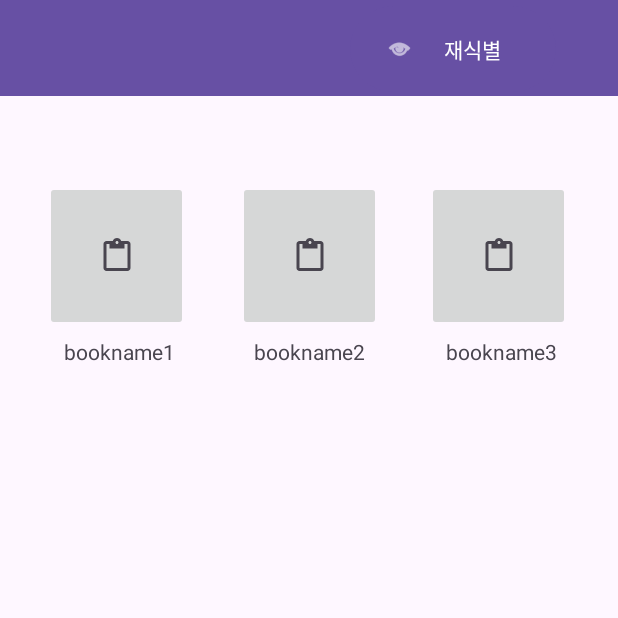
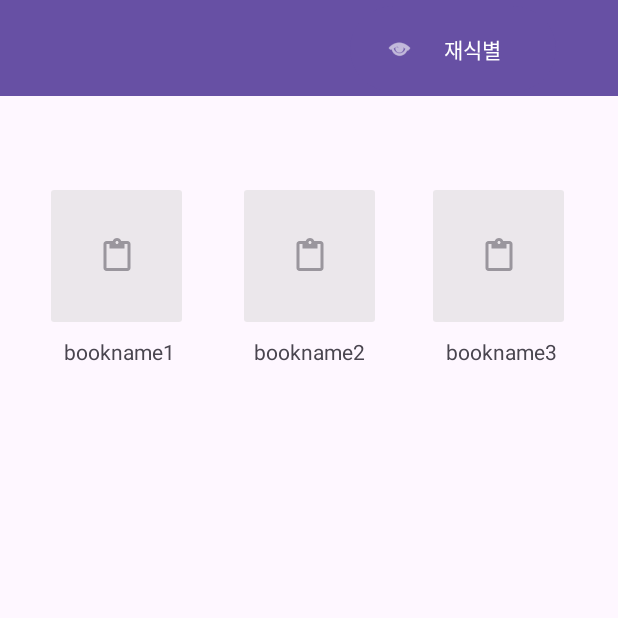
Before and after one commit to babyhuynwoo/EYE_SMART, an Android app: the BookSelectionActivity screen opened directly, with no data from a screen before it, on a phone screen of 412 x 824 dp, the top half of it. Run offline under Robolectric (Android 15) with nearby library versions, the phone set to English and light mode, and no system bars; libraries missing offline, so code that uses them is left out: camp.visual.eyedid; 2 statements that could not run were skipped.

Commit message:
BookSelectionActivity 게이지바 버튼 이벤트 활성화 추가

```diff
--- a/app/src/main/res/layout/activity_bookshelf.xml
+++ b/app/src/main/res/layout/activity_bookshelf.xml
@@ -1,5 +1,6 @@
 <?xml version="1.0" encoding="utf-8"?>
-<androidx.constraintlayout.widget.ConstraintLayout xmlns:android="http://schemas.android.com/apk/res/android"
+<androidx.constraintlayout.widget.ConstraintLayout
+    xmlns:android="http://schemas.android.com/apk/res/android"
     xmlns:app="http://schemas.android.com/apk/res-auto"
     xmlns:tools="http://schemas.android.com/tools"
     android:id="@+id/main"
@@ -22,7 +23,8 @@
         app:layout_constraintStart_toEndOf="@+id/book2"
         app:layout_constraintTop_toBottomOf="@+id/toolbar_top2"
         app:layout_constraintVertical_bias="0.086"
-        app:srcCompat="?attr/actionModePasteDrawable" />
+        app:srcCompat="?attr/actionModePasteDrawable"
+        android:alpha="0.5"/>
 
     <androidx.appcompat.widget.Toolbar
         android:id="@+id/toolbar_top2"
@@ -41,7 +43,8 @@
         app:layout_constraintStart_toStartOf="parent"
         app:layout_constraintTop_toBottomOf="@+id/toolbar_top2"
         app:layout_constraintVertical_bias="0.086"
-        app:srcCompat="?attr/actionModePasteDrawable" />
+        app:srcCompat="?attr/actionModePasteDrawable"
+        android:alpha="0.5"/>
 
     <ImageButton
         android:id="@+id/book2"
@@ -52,7 +55,47 @@
         app:layout_constraintStart_toStartOf="parent"
         app:layout_constraintTop_toBottomOf="@+id/toolbar_top2"
         app:layout_constraintVertical_bias="0.086"
-        app:srcCompat="?attr/actionModePasteDrawable" />
+        app:srcCompat="?attr/actionModePasteDrawable"
+        android:alpha="0.5"/>
+
+    <!-- ProgressBar for Book1 -->
+    <ProgressBar
+        android:id="@+id/progressBarBook1"
+        android:layout_width="50dp"
+        android:layout_height="10dp"
+        android:visibility="gone"
+        app:layout_constraintBottom_toTopOf="@+id/book1"
+        app:layout_constraintHorizontal_bias="0.5"
+        app:layout_constraintStart_toStartOf="@+id/book1"
+        app:layout_constraintEnd_toEndOf="@+id/book1"
+        android:layout_marginBottom="5dp"
+        style="?android:attr/progressBarStyleHorizontal" />
+
+    <!-- ProgressBar for Book2 -->
+    <ProgressBar
+        android:id="@+id/progressBarBook2"
+        android:layout_width="50dp"
+        android:layout_height="10dp"
+        android:visibility="gone"
+        app:layout_constraintBottom_toTopOf="@+id/book2"
+        app:layout_constraintHorizontal_bias="0.5"
+        app:layout_constraintStart_toStartOf="@+id/book2"
+        app:layout_constraintEnd_toEndOf="@+id/book2"
+        android:layout_marginBottom="5dp"
+        style="?android:attr/progressBarStyleHorizontal" />
+
+    <!-- ProgressBar for Book3 -->
+    <ProgressBar
+        android:id="@+id/progressBarBook3"
+        android:layout_width="50dp"
+        android:layout_height="10dp"
+        android:visibility="gone"
+        app:layout_constraintBottom_toTopOf="@+id/book3"
+        app:layout_constraintHorizontal_bias="0.5"
+        app:layout_constraintStart_toStartOf="@+id/book3"
+        app:layout_constraintEnd_toEndOf="@+id/book3"
+        android:layout_marginBottom="5dp"
+        style="?android:attr/progressBarStyleHorizontal" />
 
     <Button
         android:id="@+id/reEyeDetection"
@@ -102,4 +145,5 @@
         app:layout_constraintStart_toEndOf="@+id/bookName2"
         app:layout_constraintTop_toBottomOf="@+id/book3"
         app:layout_constraintVertical_bias="0.0" />
+
 </androidx.constraintlayout.widget.ConstraintLayout>
```
Also changed, not shown: app/src/main/java/com/example/eye_smart/BookSelectionActivity.java (+82 -1 lines), app/src/main/res/drawable/buttonbackground.xml (added, +17 -0 lines), app/src/main/res/drawable/mainicon.png (added).
